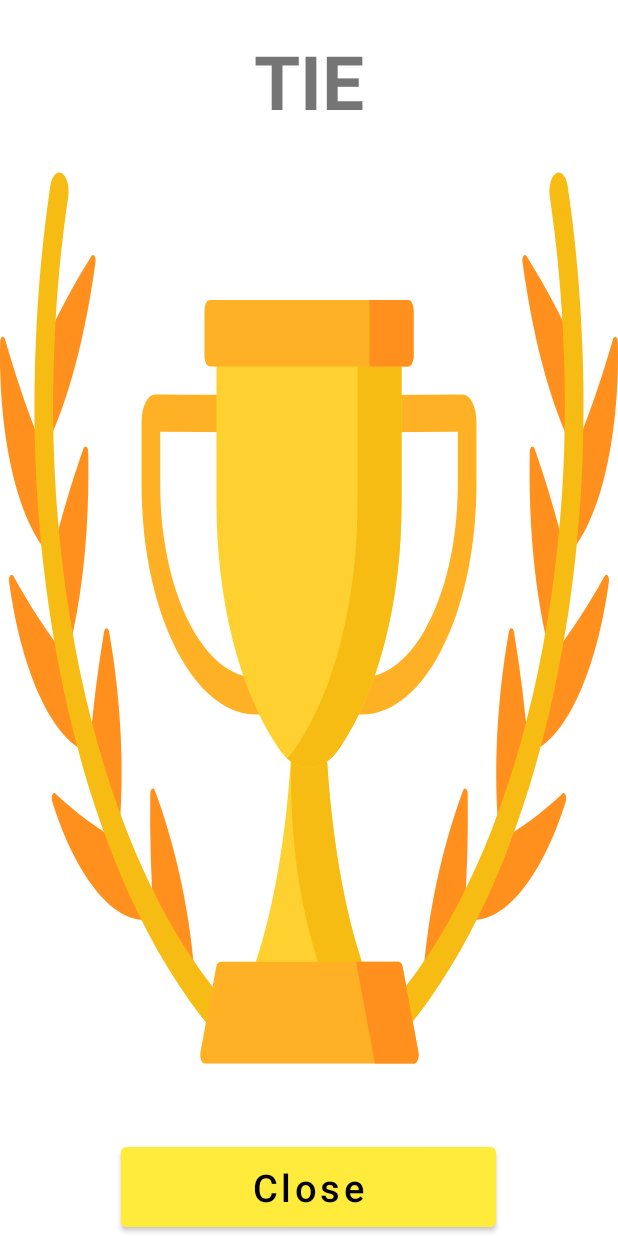
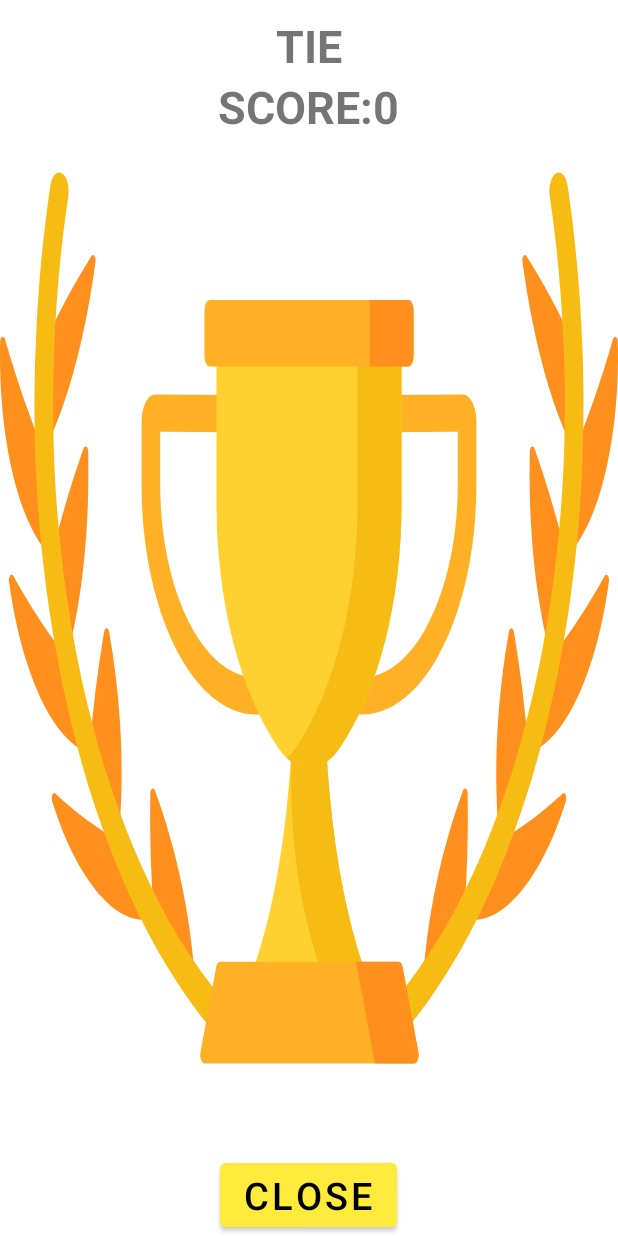
Before and after one commit to ozamzaleg/HW1, an Android app: the MainActivity2 screen opened directly, with no data from a screen before it, after a tap on an icon or button, on a phone screen of 412 x 824 dp. Run offline under Robolectric (Android 15) with nearby library versions, the phone set to English and light mode, and no system bars.

Commit message:
start application

```diff
--- a/app/src/main/AndroidManifest.xml
+++ b/app/src/main/AndroidManifest.xml
@@ -4,9 +4,9 @@
 
     <application
         android:allowBackup="true"
-        android:icon="@drawable/background"
+        android:icon="@drawable/poker"
         android:label="@string/app_name"
-        android:roundIcon="@mipmap/ic_launcher_round"
+        android:roundIcon="@drawable/poker"
         android:screenOrientation="landscape"
         android:supportsRtl="true"
         android:testOnly="false"
--- a/app/src/main/java/com/example/oz_tal_application_project/MainActivity2.java
+++ b/app/src/main/java/com/example/oz_tal_application_project/MainActivity2.java
@@ -53,8 +53,6 @@ public class MainActivity2 extends AppCompatActivity {
         } catch (Exception ex) { }
 
     }
-
-
     private void image() {
 
         Field[] images = R.drawable.class.getFields();
@@ -69,7 +67,7 @@ public class MainActivity2 extends AppCompatActivity {
 
     public void create() {
         int number1,number2;
-        if(arr.size()>0) {
+        if(!arr.isEmpty()) {
             Random rnd = new Random();
             int index = rnd.nextInt(arr.size());
             main_IMG_Card1.setImageResource(arr.get(index));
@@ -92,11 +90,16 @@ public class MainActivity2 extends AppCompatActivity {
         }else {
             Intent intent = new Intent(MainActivity2.this, MainActivity3.class);
             if (counter2 < counter1) {
+                playSound(R.raw.snd_win);
                 intent.putExtra("EXTRA_SESSION_ID", "PLAYER 1 WIN");
+                intent.putExtra("EXTRA_SESSION_ID1", "SCORE:"+counter1);
             } else if ( counter1 < counter2) {
+                playSound(R.raw.snd_win);
                 intent.putExtra("EXTRA_SESSION_ID", "PLAYER 2 WIN");
+                intent.putExtra("EXTRA_SESSION_ID1", "SCORE:"+counter2);
             } else if ( counter1 == counter2) {
                 intent.putExtra("EXTRA_SESSION_ID", "TIE");
+                intent.putExtra("EXTRA_SESSION_ID1", "SCORE:"+counter2);
             }
             startActivity(intent);
             finish();
--- a/app/src/main/java/com/example/oz_tal_application_project/MainActivity3.java
+++ b/app/src/main/java/com/example/oz_tal_application_project/MainActivity3.java
@@ -3,6 +3,7 @@ package com.example.oz_tal_application_project;
 import androidx.appcompat.app.AppCompatActivity;
 
 import android.content.Intent;
+import android.media.MediaPlayer;
 import android.os.Bundle;
 import android.util.Log;
 import android.view.View;
@@ -12,6 +13,8 @@ import android.widget.TextView;
 public class MainActivity3 extends AppCompatActivity {
     private TextView score_LBL_title;
     private Button score_BTN_close;
+    private TextView main_LBL_scoreWinner;
+    private Button score_BTN_RECORDS;
     @Override
     protected void onCreate(Bundle savedInstanceState) {
         super.onCreate(savedInstanceState);
@@ -19,6 +22,9 @@ public class MainActivity3 extends AppCompatActivity {
         score_LBL_title=findViewById(R.id.score_LBL_title);
         String sessionId = getIntent().getStringExtra("EXTRA_SESSION_ID");
         score_LBL_title.setText(sessionId);
+        main_LBL_scoreWinner=findViewById(R.id.main_LBL_scoreWinner);
+        String sessionId1 = getIntent().getStringExtra("EXTRA_SESSION_ID1");
+        main_LBL_scoreWinner.setText(sessionId1);
         score_BTN_close=findViewById(R.id.score_BTN_close);
         score_BTN_close.setOnClickListener(new View.OnClickListener() {
             @Override
--- a/app/src/main/res/layout/activity_main.xml
+++ b/app/src/main/res/layout/activity_main.xml
@@ -1,7 +1,6 @@
 <?xml version="1.0" encoding="utf-8"?>
 <RelativeLayout
     xmlns:android="http://schemas.android.com/apk/res/android"
-    xmlns:app="http://schemas.android.com/apk/res-auto"
     xmlns:tools="http://schemas.android.com/tools"
     android:layout_width="match_parent"
     android:layout_height="match_parent"
--- a/app/src/main/res/layout/activity_main3.xml
+++ b/app/src/main/res/layout/activity_main3.xml
@@ -1,40 +1,41 @@
 <?xml version="1.0" encoding="utf-8"?>
 <RelativeLayout
     xmlns:android="http://schemas.android.com/apk/res/android"
-    xmlns:app="http://schemas.android.com/apk/res-auto"
     xmlns:tools="http://schemas.android.com/tools"
     android:layout_width="match_parent"
     android:layout_height="match_parent"
     android:background="@drawable/winner"
     tools:context=".MainActivity3">
 
-
     <TextView
         android:id="@+id/score_LBL_title"
         android:layout_width="wrap_content"
         android:layout_height="wrap_content"
         android:layout_centerHorizontal="true"
-        android:layout_marginTop="20dp"
+        android:layout_marginTop="10dp"
         android:text="The winner/s is:"
-        android:textSize="50sp"
+        android:textSize="30sp"
         android:textStyle="bold" />
 
     <TextView
-        android:layout_width="240dp"
-        android:layout_height="80dp"
+        android:id="@+id/main_LBL_scoreWinner"
+        android:layout_width="wrap_content"
+        android:layout_height="wrap_content"
         android:layout_below="@+id/score_LBL_title"
+        android:textSize="30sp"
+        android:textStyle="bold"
+        android:textDirection="ltr"
         android:layout_centerHorizontal="true"/>
 
     <Button
         android:id="@+id/score_BTN_close"
-        android:layout_width="250dp"
-        android:layout_height="65dp"
+        android:layout_width="wrap_content"
+        android:layout_height="wrap_content"
         android:layout_alignParentBottom="true"
         android:backgroundTint="#FFEB3B"
-        android:layout_marginStart="30dp"
+        android:text="Close"
         android:layout_centerHorizontal="true"
-        android:text="Close"
-        android:textAllCaps="false"
+        android:textAllCaps="true"
         android:textColor="@color/black"
         android:textSize="25sp" />
 
--- a/app/src/main/res/values/strings.xml
+++ b/app/src/main/res/values/strings.xml
@@ -1,5 +1,5 @@
 <resources>
-    <string name="app_name">Poker</string>
+    <string name="app_name">card war</string>
     <string name="title_activity_main2">MainActivity2</string>
     <!--
     This string is used for square devices and overridden by hello_world in
```
Also changed, not shown: app/src/main/res/drawable/poker.xml (added, +47 -0 lines), 1 other file.
